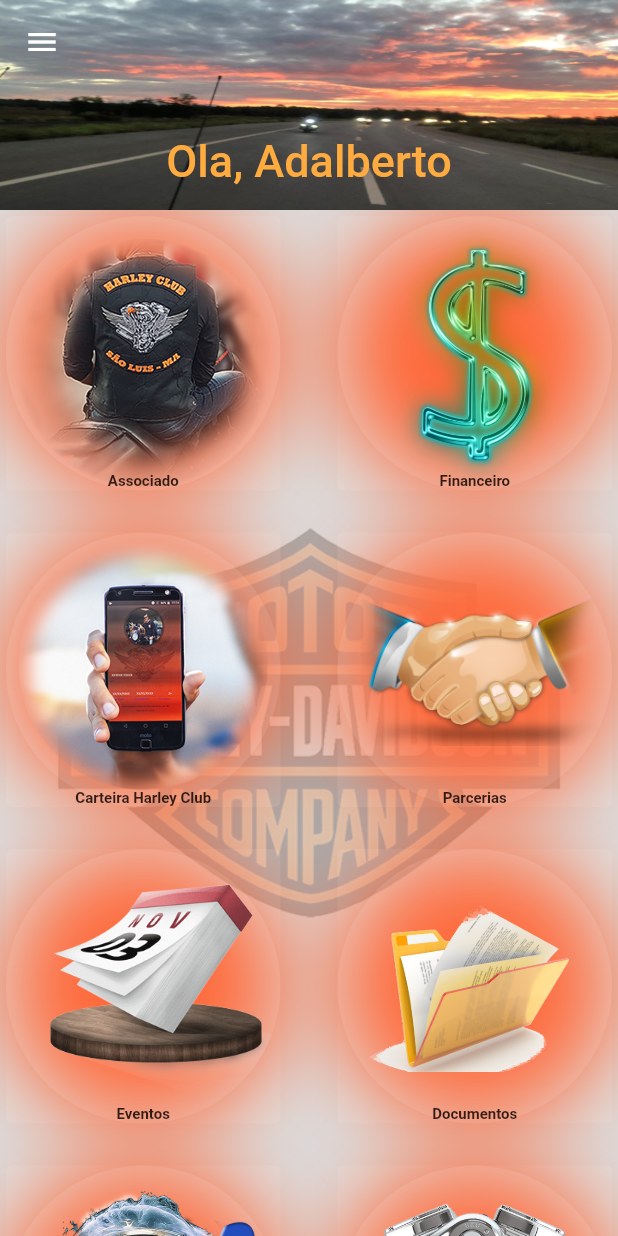
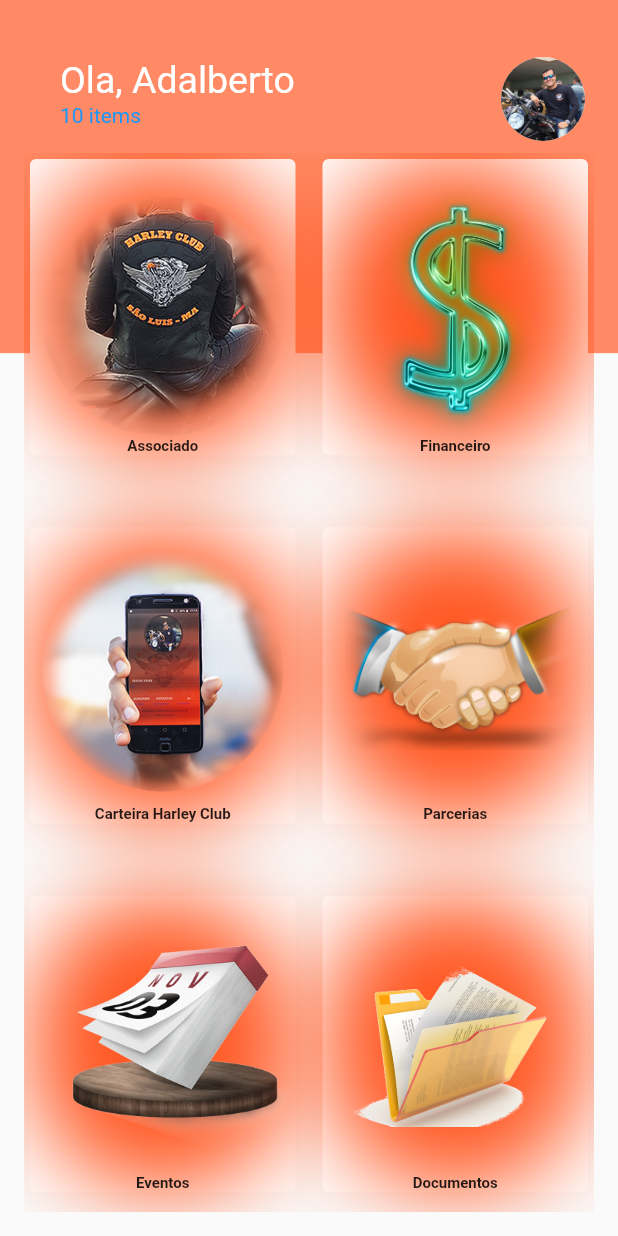
Before and after one commit to adalbertojr-git/hcslzapp-V0, a Flutter app: the Dashboard screen opened directly, on a phone screen of 412 x 824 dp. Run offline on Flutter 3.47's test engine with Material 2 defaults, Android fonts, the phone set to English and light mode, and no system bars; our stand-ins replace flare_flutter, google_maps_flutter, image_picker, location, splashscreen, table_calendar; missing offline and left inert: http_interceptor.

Commit message:
Altareçao da dashboard
Signed-off-by: adalbertojr-git <atajr@lsdi.ufma.br>

```diff
--- a/lib/http/webclients/webclient.dart
+++ b/lib/http/webclients/webclient.dart
@@ -22,6 +22,6 @@
 URL base de acesso, a partir da qual sao chamadas as demais URls
 */
 // no TRE
-const String mainUrl = 'http://10.11.152.202:8080';
+//const String mainUrl = 'http://10.11.152.202:8080';
 // em casa
-//const String mainUrl = 'http://192.168.0.21:8080';
+const String mainUrl = 'http://192.168.0.21:8080';
--- a/lib/models/associated.dart
+++ b/lib/models/associated.dart
@@ -16,7 +16,6 @@
   final String email;
   final String phone;
   final Associated sponsor;
-  final String nickname;
   final String cnh;
   final String cpf;
   final String rg;
@@ -33,7 +32,6 @@
       this.email,
       this.phone,
       this.sponsor,
-      this.nickname,
       this.cnh,
       this.cpf,
       this.rg,
@@ -50,7 +48,6 @@
         email = json['email'],
         phone = json['telefone'],
         sponsor = json["padrinho"] == null ? null : Associated.fromJson(json["padrinho"]),
-        nickname = json['apelido'],
         cnh = json['cnh'],
         cpf = json['cpf'],
         rg = json['rg'],
@@ -69,7 +66,6 @@
         'email': email,
         'telefone': phone,
         'padrinho': sponsor == null ? null : sponsor.toJson(),
-        'apelido': nickname,
         'cnh': cnh,
         'cpf': cpf,
         'rg': rg,
@@ -86,7 +82,7 @@
   @override
   String toString() {
     return 'Associado{codigo: $code, nome: $name, email: $email, telefone: $phone, '
-        'apelido: $nickname, cnh: $cnh, cpf: $cpf, rg: $rg, '
+        'cnh: $cnh, cpf: $cpf, rg: $rg, '
         'tipoSanguineo: $bloodType, dataNascimento: $dateBirth, '
         'dataEscudamento: $dateShield}';
   }
--- a/lib/pages/dashboard/dashboard.dart
+++ b/lib/pages/dashboard/dashboard.dart
@@ -1,29 +1,33 @@
-import 'dart:ui';
-
 import 'package:flutter/material.dart';
+import 'package:hcslzapp/pages/about/about.dart';
 import 'package:hcslzapp/pages/associated/associated.update.dart';
 import 'package:hcslzapp/pages/boutique/boutique.list.dart';
+import 'package:hcslzapp/pages/defect/defect.list.dart';
 import 'package:hcslzapp/pages/digital.identity/digital.identity.dart';
+import 'package:hcslzapp/pages/document/document.list.dart';
 import 'package:hcslzapp/pages/dtc.code/dtc.code.access.dart';
-import 'package:hcslzapp/pages/document/document.list.dart';
 import 'package:hcslzapp/pages/event/events.calendar.dart';
 import 'package:hcslzapp/pages/financial/payment.list.dart';
-import 'package:hcslzapp/pages/defect/defect.list.dart';
 import 'package:hcslzapp/pages/partnership/partnership.list.dart';
 import 'package:hcslzapp/pages/ride/my.ride.dart';
-import 'package:hcslzapp/pages/about/about.dart';
 
 class Dashboard extends StatelessWidget {
-  final bool _pinned = true;
-  final bool _snap = false;
-  final bool _floating = false;
+
+  BuildContext gContext;
 
   @override
   Widget build(BuildContext context) {
-    Size size = MediaQuery.of(context).size;
+    gContext = context;
+    return Scaffold(
+      drawer: drawr,
+      body: Stack(
+        children: <Widget>[dashBg, content],
+      ),
+    );
+  }
 
-    return Scaffold(
-      drawer: Drawer(
+  get drawr =>
+      Drawer(
         child: ListView(
           children: <Widget>[
             Text(
@@ -46,69 +50,81 @@
               leading: Icon(Icons.info),
               title: Text("Sobre o HCSlz App"),
               onTap: () {
-                Navigator.pop(context);
+                Navigator.pop(gContext);
               },
             ),
             ListTile(
               leading: Icon(Icons.power_settings_new),
               title: Text("Logout"),
               onTap: () {
-                Navigator.pop(context);
+                Navigator.pop(gContext);
               },
             ),
           ],
         ),
+      );
+
+  get dashBg =>
+      Column(
+        children: <Widget>[
+          Expanded(
+            child: Container(color: Colors.deepOrange[300]),
+            flex: 2,
           ),
-      body: CustomScrollView(
-        slivers: <Widget>[
-          SliverAppBar(
-            pinned: this._pinned,
-            snap: this._snap,
-            floating: this._floating,
-            expandedHeight: 140.0,
-            backgroundColor: Colors.black,
-            flexibleSpace: FlexibleSpaceBar(
-              centerTitle: true,
+          Expanded(
+            child: Container(color: Colors.transparent),
+            flex: 5,
+          ),
+        ],
+      );
+
+  get content =>
+      Container(
+        child: Column(
+          children: <Widget>[
+            header,
+            grid,
+          ],
+        ),
+      );
+
+  get header =>
+      ListTile(
+        contentPadding: EdgeInsets.only(left: 40, right: 20, top: 30),
         title: Text(
-                "Ola, Adalberto",
-                style:
-                    new TextStyle(fontSize: 20.0, color: Colors.orangeAccent),
+          'Ola, Adalberto',
+          style: TextStyle(color: Colors.white, fontSize: 25.0),
         ),
-              background: Image.asset(
-                'assets/imgs/passeio.jpg',
-                fit: BoxFit.fill,
+        subtitle: Text(
+          '10 items',
+          style: TextStyle(color: Colors.blue),
         ),
+        trailing: CircleAvatar(
+          backgroundColor: Colors.white,
+          radius: 30.0,
+          backgroundImage: AssetImage('assets/imgs/eu.jpg'),
         ),
-          ),
+      );
 
-          // If the main content is a list, use SliverList instead.
-          SliverFillRemaining(
-            child: Stack(
-              children: <Widget>[
-                Center(
-                  child: Image.asset(
-                    'assets/imgs/hdlogo.png',
-                    width: size.width,
-                    height: size.height,
-                  ),
-                ),
-                Center(
+  get grid =>
+      Expanded(
         child: Container(
-                    color: Colors.black12,
+          padding: EdgeInsets.only(left: 16, right: 16, bottom: 16),
           child: GridView.count(
+            crossAxisSpacing: 10,
+            mainAxisSpacing: 40,
             crossAxisCount: 2,
-                      crossAxisSpacing: 30.0,
-                      mainAxisSpacing: 20.0,
+            childAspectRatio: .90,
             children: <Widget>[
               GridButton(
                 title: "Associado",
                 image: "assets/imgs/user.png",
-                          context: context,
+                context: gContext,
                   onClick: () {
                     Navigator.push(
-                              context,
+                      gContext,
                       MaterialPageRoute(
-                                builder: (context) {
+                        builder: (gContext) {
                           return AssociatedUpdate();
                         },
                       ),
@@ -118,12 +134,12 @@
               GridButton(
                 title: "Financeiro",
                 image: "assets/imgs/financeiro.png",
-                          context: context,
+                context: gContext,
                 onClick: () {
                   Navigator.push(
-                              context,
+                    gContext,
                     MaterialPageRoute(
-                                builder: (context) {
+                      builder: (gContext) {
                         return PaymentList();
                       },
                     ),
@@ -133,12 +149,12 @@
               GridButton(
                 title: "Carteira Harley Club",
                 image: "assets/imgs/carteirad.png",
-                          context: context,
+                context: gContext,
                 onClick: () {
                   Navigator.push(
-                              context,
+                    gContext,
                     MaterialPageRoute(
-                                builder: (context) {
+                      builder: (gContext) {
                         return DigitalIdentity();
                       },
                     ),
@@ -148,12 +164,12 @@
               GridButton(
                 title: "Parcerias",
                 image: "assets/imgs/parcerias.png",
-                          context: context,
+                context: gContext,
                 onClick: () {
                   Navigator.push(
-                              context,
+                    gContext,
                     MaterialPageRoute(
-                                builder: (context) {
+                      builder: (gContext) {
                         return PartnershipList();
                       },
                     ),
@@ -163,12 +179,12 @@
               GridButton(
                 title: "Eventos",
                 image: "assets/imgs/eventos.png",
-                          context: context,
+                context: gContext,
                 onClick: () {
                   Navigator.push(
-                              context,
+                    gContext,
                     MaterialPageRoute(
-                                builder: (context) {
+                      builder: (gContext) {
                         return EventCalendar();
                       },
                     ),
@@ -178,12 +194,12 @@
               GridButton(
                 title: "Documentos",
                 image: "assets/imgs/docs.png",
-                          context: context,
+                context: gContext,
                 onClick: () {
                   Navigator.push(
-                              context,
+                    gContext,
                     MaterialPageRoute(
-                                builder: (context) {
+                      builder: (gContext) {
                         return DocumentList();
                       },
                     ),
@@ -193,10 +209,10 @@
               GridButton(
                 title: "Codigos DTC",
                 image: "assets/imgs/codigosdtc.png",
-                          context: context,
+                context: gContext,
                 onClick: () {
                   Navigator.push(
-                              context,
+                    gContext,
                     MaterialPageRoute(
                       builder: (context) {
                         return DtcCodeAccess();
@@ -208,12 +224,12 @@
               GridButton(
                 title: "Oficina",
                 image: "assets/imgs/oficina.png",
-                          context: context,
+                context: gContext,
                 onClick: () {
                   Navigator.push(
-                              context,
+                    gContext,
                     MaterialPageRoute(
-                                builder: (context) {
+                      builder: (gContext) {
                         return DefectList();
                       },
                     ),
@@ -223,12 +239,12 @@
               GridButton(
                 title: "Boutique",
                 image: "assets/imgs/boutique.png",
-                          context: context,
+                context: gContext,
                 onClick: () {
                   Navigator.push(
-                              context,
+                    gContext,
                     MaterialPageRoute(
-                                builder: (context) {
+                      builder: (gContext) {
                         return BoutiqueList();
                       },
                     ),
@@ -238,12 +254,12 @@
               GridButton(
                 title: "Classificados",
                 image: "assets/imgs/classificados.png",
-                          context: context,
+                context: gContext,
                 onClick: () {
 /*                            Navigator.push(
-                              context,
+                              gContext,
                               MaterialPageRoute(
-                                builder: (context) {
+                                builder: (gContext) {
                                   return Classificados();
                                 },
                               ),
@@ -253,12 +269,12 @@
               GridButton(
                 title: "Meu Role",
                 image: "assets/imgs/maps.png",
-                          context: context,
+                context: gContext,
                 onClick: () {
                   Navigator.push(
-                              context,
+                    gContext,
                     MaterialPageRoute(
-                                builder: (context) {
+                      builder: (gContext) {
                         return MyRide();
                       },
                     ),
@@ -268,12 +284,12 @@
               GridButton(
                 title: "O Harley Club",
                 image: "assets/imgs/logo.png",
-                          context: context,
+                context: gContext,
                 onClick: () {
                   Navigator.push(
-                              context,
+                    gContext,
                     MaterialPageRoute(
-                                builder: (context) {
+                      builder: (gContext) {
                         return About();
                       },
                     ),
@@ -283,14 +299,8 @@
             ],
           ),
         ),
-                ),
-              ],
-            ),
-          ),
-        ],
-      ),
       );
-  }
+
 }
 
 class GridButton extends StatelessWidget {
@@ -306,7 +316,6 @@
   Widget build(BuildContext context) {
     return Card(
       elevation: 0,
-      color: this.color,
       child: InkWell(
         onTap: () {
           onClick();
@@ -314,7 +323,6 @@
         splashColor: Colors.orange,
         child: Container(
           decoration: BoxDecoration(
-              color: this.color,
               image: DecorationImage(
                 image: AssetImage(image),
                 fit: BoxFit.contain,
--- a/lib/pages/dependent/dependent.add.dart
+++ b/lib/pages/dependent/dependent.add.dart
@@ -39,6 +39,7 @@
   @override
   void initState() {
     _dropDownTiposSanguineos = getTiposSanguineos();
+    _controladorNome.text = widget.dependente != null ? widget.dependente.name : null;
     super.initState();
   }
 
@@ -227,6 +228,8 @@
     final String email = _controladorEmail.text;
     final String telefone = _controladorTelefone.text;
 
+    debugPrint('nome $nome');
+
     final String tipoSanguineo =
         (_tiposSanguineos.indexOf(_currentTipoSanguineo) != 0
             ? _currentTipoSanguineo.toString()
--- a/lib/pages/login/login.dart
+++ b/lib/pages/login/login.dart
@@ -4,8 +4,10 @@
 import 'package:hcslzapp/components/button.dart';
 import 'package:hcslzapp/components/hc.logo.dart';
 import 'package:hcslzapp/components/input.textfield.dart';
+import 'package:hcslzapp/pages/dashboard/dashboard_old.dart';
+import 'dart:async';
+
 import 'package:hcslzapp/pages/dashboard/dashboard.dart';
-import 'dart:async';
 
 const _labelUser = 'Usuario ou email';
 const _tipUser = 'Digite seu usuario ou email';
```
Also changed, not shown: lib/pages/associated/associated.update.dart (+8 -21 lines), lib/pages/dashboard/dashboard_old.dart (added, +344 -0 lines). Lines whose indentation alone changed are shown as unchanged.
